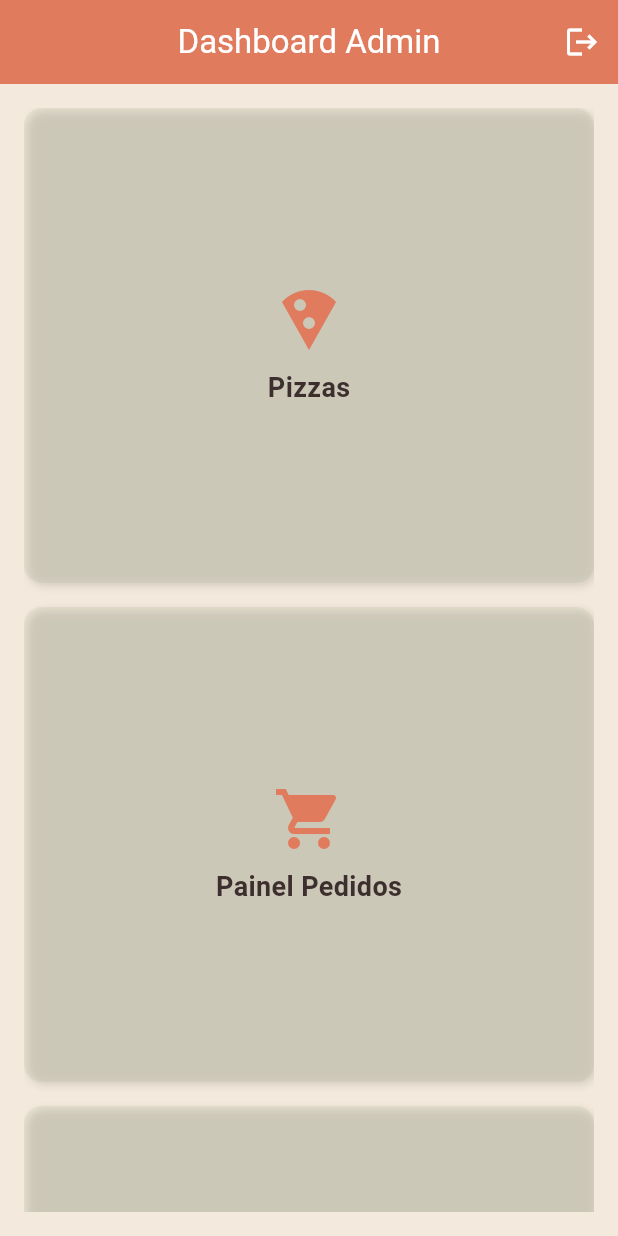
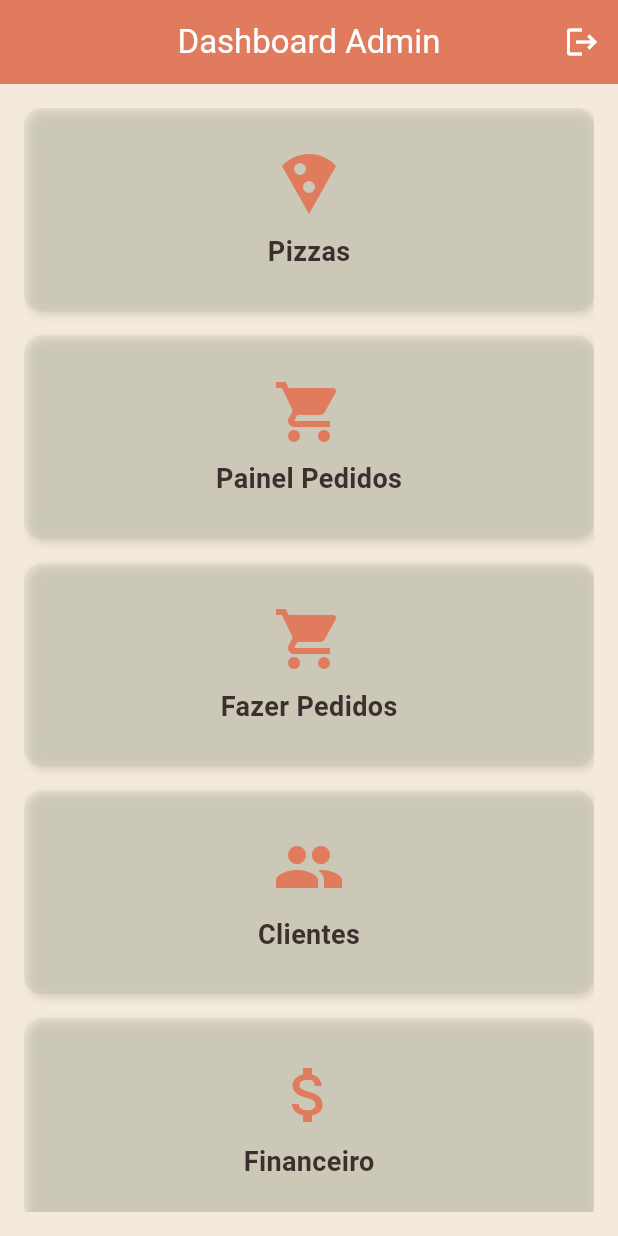
Before and after one commit to natanjoe/slowpizza, a Flutter app: the AdminDashboard screen opened directly, on a phone screen of 412 x 824 dp. Run offline on Flutter 3.47's test engine with Material 3 defaults, Android fonts, the phone set to English and light mode, and no system bars; our stand-ins replace cloud_firestore, firebase_auth, firebase_core; accounts and stored records are empty.

Commit message:
corrigindo botão que não aparecia no main

```diff
--- a/slowpizza_web/lib/screens/admin_dashboard.dart
+++ b/slowpizza_web/lib/screens/admin_dashboard.dart
@@ -13,8 +13,13 @@ class AdminDashboard extends StatelessWidget {
 
   @override
   Widget build(BuildContext context) {
-    // Define número de colunas adaptativo
-    int crossAxisCount = MediaQuery.of(context).size.width > 600 ? 2 : 1;
+    final width = MediaQuery.of(context).size.width;
+
+    // Número de colunas se ajusta ao tamanho da tela
+    final crossAxisCount = width > 600 ? 2 : 1;
+
+    // Ajusta a proporção para evitar tiles muito altos em telas pequenas
+    final childAspectRatio = width > 600 ? 1.2 : 2.8;
 
     return Scaffold(
       appBar: AppBar(
@@ -24,83 +29,77 @@ class AdminDashboard extends StatelessWidget {
           IconButton(
             icon: const Icon(Icons.logout),
             onPressed: () {
-              // Aqui você coloca a lógica de logout
-              Navigator.pop(context); // exemplo simples
+              Navigator.pop(context);
             },
           ),
         ],
       ),
       body: Padding(
         padding: const EdgeInsets.all(16.0),
-        child: GridView(
+
+        // 🔥 IMPORTANTE: Usa GridView.builder para garantir scroll correto
+        child: GridView.builder(
+          itemCount: 6,
           gridDelegate: SliverGridDelegateWithFixedCrossAxisCount(
             crossAxisCount: crossAxisCount,
             crossAxisSpacing: 16,
             mainAxisSpacing: 16,
-            childAspectRatio: 1.2,
+            childAspectRatio: childAspectRatio,
           ),
-          children: [
+          itemBuilder: (context, index) {
+            final items = [
               MenuTile(
                 icon: Icons.local_pizza,
                 label: "Pizzas",
-              onTap: () {
-                Navigator.push(
+                onTap: () => Navigator.push(
                   context,
                   MaterialPageRoute(builder: (_) => const PizzasScreen()),
-                );
-              },
+                ),
               ),
               MenuTile(
                 icon: Icons.shopping_cart,
                 label: "Painel Pedidos",
-              onTap: () {
-                Navigator.push(
+                onTap: () => Navigator.push(
                   context,
                   MaterialPageRoute(builder: (_) => const PainelPedidosScreen()),
-                );
-              },
+                ),
               ),
               MenuTile(
                 icon: Icons.shopping_cart,
                 label: "Fazer Pedidos",
-              onTap: () {
-                Navigator.push(
+                onTap: () => Navigator.push(
                   context,
                   MaterialPageRoute(builder: (_) => const PedidosScreen()),
-                );
-              },
+                ),
               ),
               MenuTile(
                 icon: Icons.people,
                 label: "Clientes",
-              onTap: () {
-                Navigator.push(
+                onTap: () => Navigator.push(
                   context,
                   MaterialPageRoute(builder: (_) => const ClientesScreen()),
-                );
-              },
+                ),
               ),
               MenuTile(
                 icon: Icons.attach_money,
                 label: "Financeiro",
-              onTap: () {
-                Navigator.push(
+                onTap: () => Navigator.push(
                   context,
                   MaterialPageRoute(builder: (_) => const FinanceiroScreen()),
-                );
-              },
+                ),
               ),
               MenuTile(
-              icon: Icons.attach_money,
+                icon: Icons.table_restaurant,
                 label: "Mesas",
-              onTap: () {
-                Navigator.push(
+                onTap: () => Navigator.push(
                   context,
                   MaterialPageRoute(builder: (_) => const MesasScreen()),
-                );
+                ),
+              ),
+            ];
+
+            return items[index];
           },
-            ),
-          ],
         ),
       ),
     );
```
Also changed, not shown: 1 other file. Lines whose indentation alone changed are shown as unchanged.
